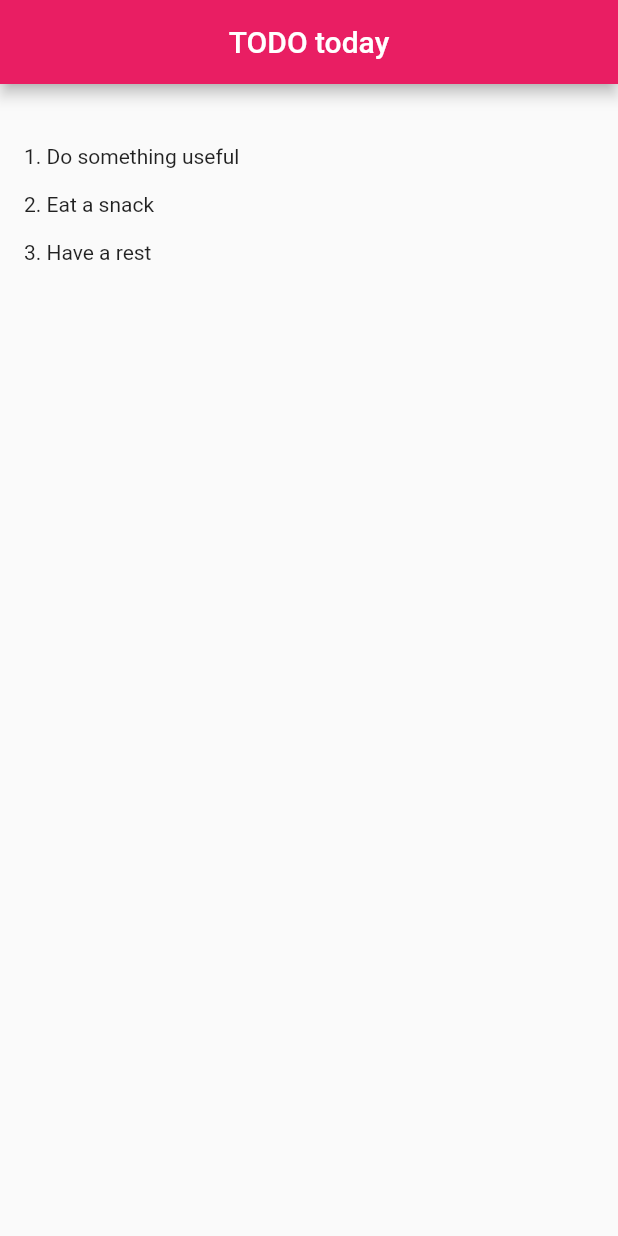
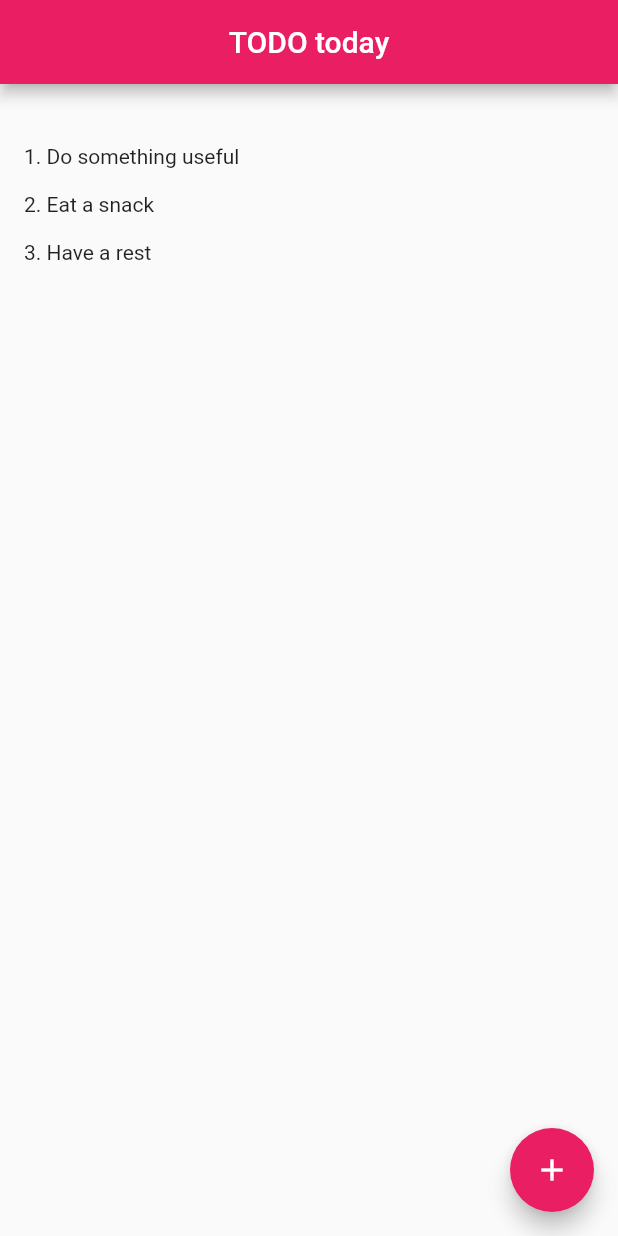
Before and after one commit to dariadroid/codemagic_todo, a Flutter app: the screen it shows after launch, on a phone screen of 412 x 824 dp. Run offline on Flutter 3.47's test engine with Material 2 defaults, Android fonts, the phone set to English and light mode, and no system bars.

Commit message:
- Add possibility to create new ToDo

```diff
--- a/lib/main.dart
+++ b/lib/main.dart
@@ -34,12 +34,12 @@
 }
 
 class _ToDoListPageState extends State<ToDoListPage> {
-  List<String> _todos = [];
+  final List<String> _todos = [];
 
   @override
   void initState() {
     super.initState();
-    _todos = widget.todos;
+    _todos.addAll(widget.todos);
   }
 
   @override
@@ -56,6 +56,18 @@
         ),
         itemCount: _todos.length,
         padding: const EdgeInsets.symmetric(vertical: 32),
-        ));
+      ),
+      floatingActionButton: FloatingActionButton(
+        onPressed: _addTask,
+        tooltip: 'Add task',
+        child: const Icon(Icons.add),
+      ),
+    );
+  }
+
+  void _addTask() {
+    setState(() {
+      _todos.add('${_todos.length + 1}. A new task');
+    });
   }
 }
```
Also changed, not shown: 1 other file. Lines whose indentation alone changed are shown as unchanged.
